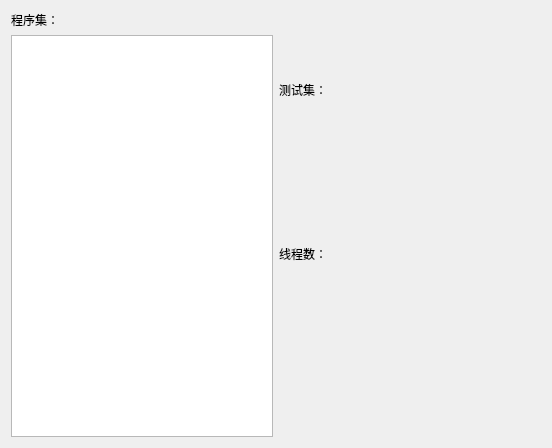
The window that experiment/src/choicewidget.ui (creeper12356/guide_software) describes before a commit, drawn with Qt 5.
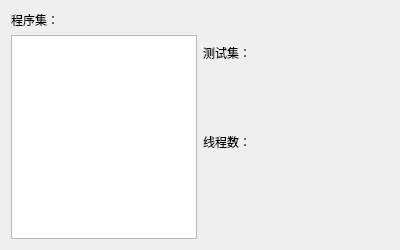
The same window after the commit.

```diff
--- a/experiment/src/choicewidget.ui
+++ b/experiment/src/choicewidget.ui
@@ -6,10 +6,22 @@
    <rect>
     <x>0</x>
     <y>0</y>
-    <width>552</width>
-    <height>448</height>
+    <width>400</width>
+    <height>250</height>
    </rect>
   </property>
+  <property name="minimumSize">
+   <size>
+    <width>400</width>
+    <height>250</height>
+   </size>
+  </property>
+  <property name="maximumSize">
+   <size>
+    <width>500</width>
+    <height>300</height>
+   </size>
+  </property>
   <property name="windowTitle">
    <string>当前配置</string>
   </property>
```
